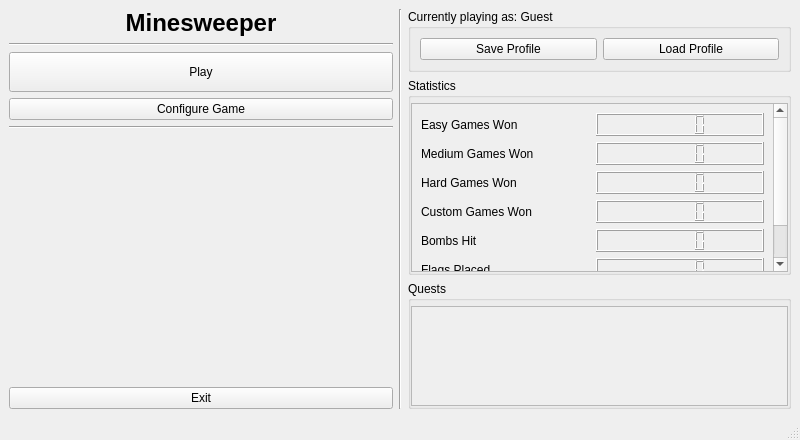
Old version of the form src/ui/menuwindow.ui in the repository anton-fischer/cpp-minesweeper.
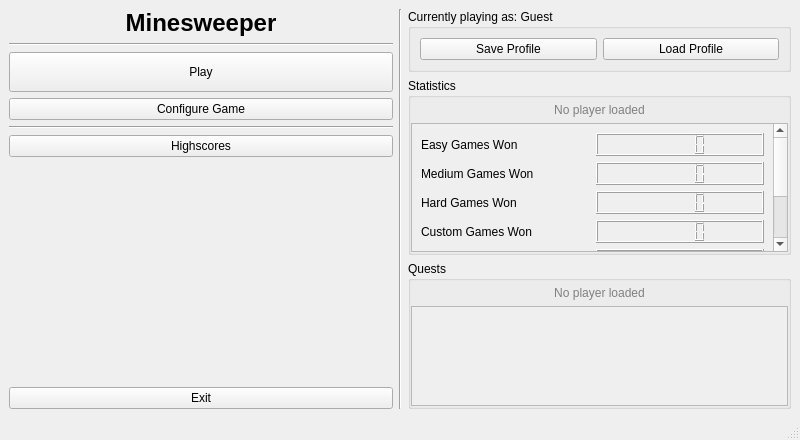
New version of the form.

Commit message: add save file select, add highscore view WIP

```diff
--- a/src/ui/menuwindow.ui
+++ b/src/ui/menuwindow.ui
@@ -69,6 +69,13 @@
           </property>
          </widget>
         </item>
+        <item>
+         <widget class="QPushButton" name="btn_highscores">
+          <property name="text">
+           <string>Highscores</string>
+          </property>
+         </widget>
+        </item>
         <item>
          <spacer name="verticalSpacer">
           <property name="orientation">
@@ -158,6 +165,19 @@
            <property name="bottomMargin">
             <number>0</number>
            </property>
+           <item>
+            <widget class="QLabel" name="lbl_noPlayerStatistics">
+             <property name="styleSheet">
+              <string notr="true">color:grey;</string>
+             </property>
+             <property name="text">
+              <string>No player loaded</string>
+             </property>
+             <property name="alignment">
+              <set>Qt::AlignmentFlag::AlignCenter</set>
+             </property>
+            </widget>
+           </item>
            <item>
             <widget class="QScrollArea" name="scrollarea_statistics">
              <property name="sizePolicy">
@@ -286,6 +306,19 @@
            <property name="bottomMargin">
             <number>0</number>
            </property>
+           <item>
+            <widget class="QLabel" name="lbl_noPlayerQuests">
+             <property name="styleSheet">
+              <string notr="true">color:grey;</string>
+             </property>
+             <property name="text">
+              <string>No player loaded</string>
+             </property>
+             <property name="alignment">
+              <set>Qt::AlignmentFlag::AlignCenter</set>
+             </property>
+            </widget>
+           </item>
            <item>
             <widget class="QScrollArea" name="scrollarea_quests">
              <property name="sizePolicy">
```
Left out of the diff: 4 changed lines with no effect on the pictures. The commit also changes 19 other files.
